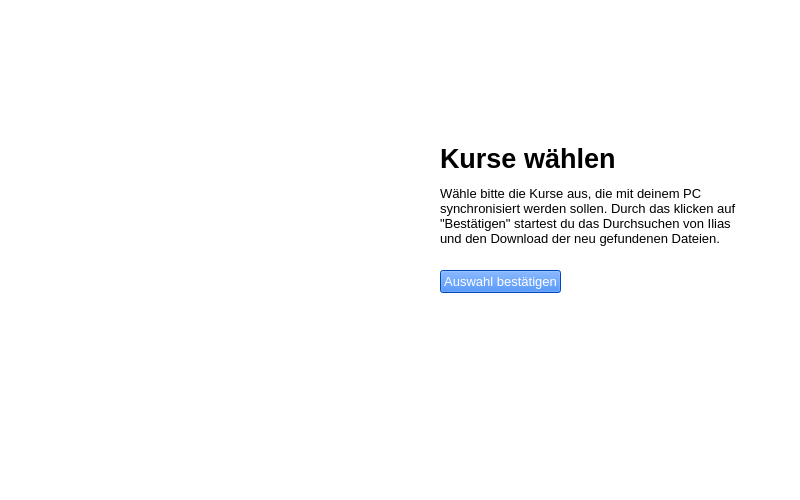
Qt form crawler/resources/course_selection_view.ui (HannesHipp/UniCrawler) before a commit.
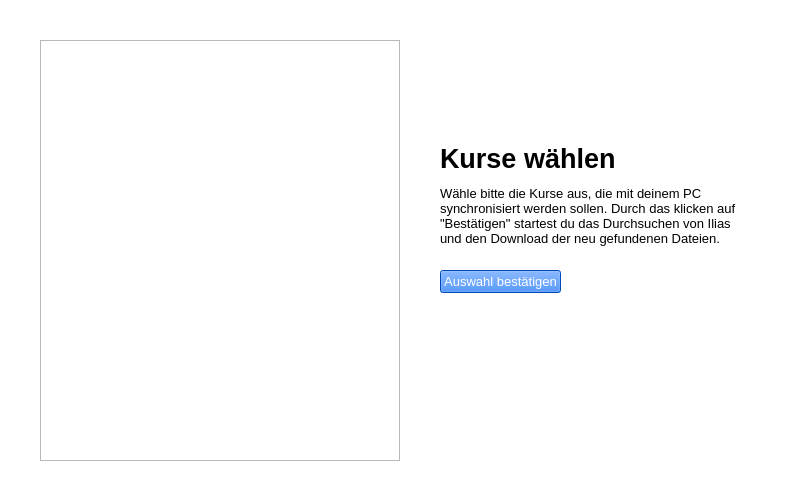
The same form after that commit.

Diff of the .ui file:
```diff
--- a/crawler/resources/course_selection_view.ui
+++ b/crawler/resources/course_selection_view.ui
@@ -106,15 +106,6 @@
         </color>
        </brush>
       </colorrole>
-      <colorrole role="PlaceholderText">
-       <brush brushstyle="SolidPattern">
-        <color alpha="128">
-         <red>0</red>
-         <green>0</green>
-         <blue>0</blue>
-        </color>
-       </brush>
-      </colorrole>
      </active>
      <inactive>
       <colorrole role="WindowText">
@@ -198,15 +189,6 @@
         </color>
        </brush>
       </colorrole>
-      <colorrole role="PlaceholderText">
-       <brush brushstyle="SolidPattern">
-        <color alpha="128">
-         <red>0</red>
-         <green>0</green>
-         <blue>0</blue>
-        </color>
-       </brush>
-      </colorrole>
      </inactive>
      <disabled>
       <colorrole role="WindowText">
@@ -290,15 +272,6 @@
         </color>
        </brush>
       </colorrole>
-      <colorrole role="PlaceholderText">
-       <brush brushstyle="SolidPattern">
-        <color alpha="128">
-         <red>0</red>
-         <green>0</green>
-         <blue>0</blue>
-        </color>
-       </brush>
-      </colorrole>
      </disabled>
     </palette>
    </property>
@@ -386,7 +359,7 @@
     <string>Kurse wählen</string>
    </property>
   </widget>
-  <widget class="QListView" name="listView">
+  <widget class="QTreeView" name="tree_view">
    <property name="geometry">
     <rect>
      <x>40</x>
@@ -395,99 +368,25 @@
      <height>421</height>
     </rect>
    </property>
-   <property name="palette">
-    <palette>
-     <active>
-      <colorrole role="WindowText">
-       <brush brushstyle="SolidPattern">
-        <color alpha="255">
-         <red>0</red>
-         <green>0</green>
-         <blue>0</blue>
-        </color>
-       </brush>
-      </colorrole>
-      <colorrole role="Midlight">
-       <brush brushstyle="SolidPattern">
-        <color alpha="255">
-         <red>255</red>
-         <green>255</green>
-         <blue>255</blue>
-        </color>
-       </brush>
-      </colorrole>
-     </active>
-     <inactive>
-      <colorrole role="WindowText">
-       <brush brushstyle="SolidPattern">
-        <color alpha="255">
-         <red>0</red>
-         <green>0</green>
-         <blue>0</blue>
-        </color>
-       </brush>
-      </colorrole>
-      <colorrole role="Midlight">
-       <brush brushstyle="SolidPattern">
-        <color alpha="255">
-         <red>255</red>
-         <green>255</green>
-         <blue>255</blue>
-        </color>
-       </brush>
-      </colorrole>
-     </inactive>
-     <disabled>
-      <colorrole role="WindowText">
-       <brush brushstyle="SolidPattern">
-        <color alpha="255">
-         <red>120</red>
-         <green>120</green>
-         <blue>120</blue>
-        </color>
-       </brush>
-      </colorrole>
-      <colorrole role="Midlight">
-       <brush brushstyle="SolidPattern">
-        <color alpha="255">
-         <red>255</red>
-         <green>255</green>
-         <blue>255</blue>
-        </color>
-       </brush>
-      </colorrole>
-     </disabled>
-    </palette>
-   </property>
    <property name="styleSheet">
-    <string notr="true"/>
-   </property>
-   <property name="frameShape">
-    <enum>QFrame::NoFrame</enum>
-   </property>
-   <property name="frameShadow">
-    <enum>QFrame::Sunken</enum>
-   </property>
-   <property name="lineWidth">
-    <number>0</number>
-   </property>
-   <property name="textElideMode">
-    <enum>Qt::ElideLeft</enum>
-   </property>
-   <property name="gridSize">
-    <size>
-     <width>340</width>
-     <height>30</height>
-    </size>
-   </property>
-   <property name="uniformItemSizes">
-    <bool>true</bool>
-   </property>
-   <property name="wordWrap">
-    <bool>true</bool>
-   </property>
-   <property name="itemAlignment">
-    <set>Qt::AlignLeading|Qt::AlignLeft|Qt::AlignVCenter</set>
+    <string notr="true">QTreeView {
+	border: none;
+}
+QTreeView::scrollBar:vertical {{
+	background-color: transparent; 	/* Make background transparent */
+	border: none;                 			/* Remove default border */	
+	width: 12px;                  			/* Adjust width as needed */
+	margin: 0px 0px 0px 0px;      		/* Remove default margins */
+	border-radius: 12px;           		/* Round the corners */
+}}
+QTreeView::scrollBar:handle:vertical {{
+	background-color: {scroll_bar_color};
+	min-height: 30px;             			/* Adjust minimum handle height */					border-radius: 12px;           		/* Round the corners of the handle */
+}}
+QTreeView::scrollBar:sub-line:vertical,
+QTreeView::scrollBar:add-line:vertical {{
+	height: 0px;                 	 		/* Hide the top and bottom buttons */
+}}</string>
    </property>
   </widget>
  </widget>
```
Left out of the diff: 2 changed lines with no effect on the pictures.
